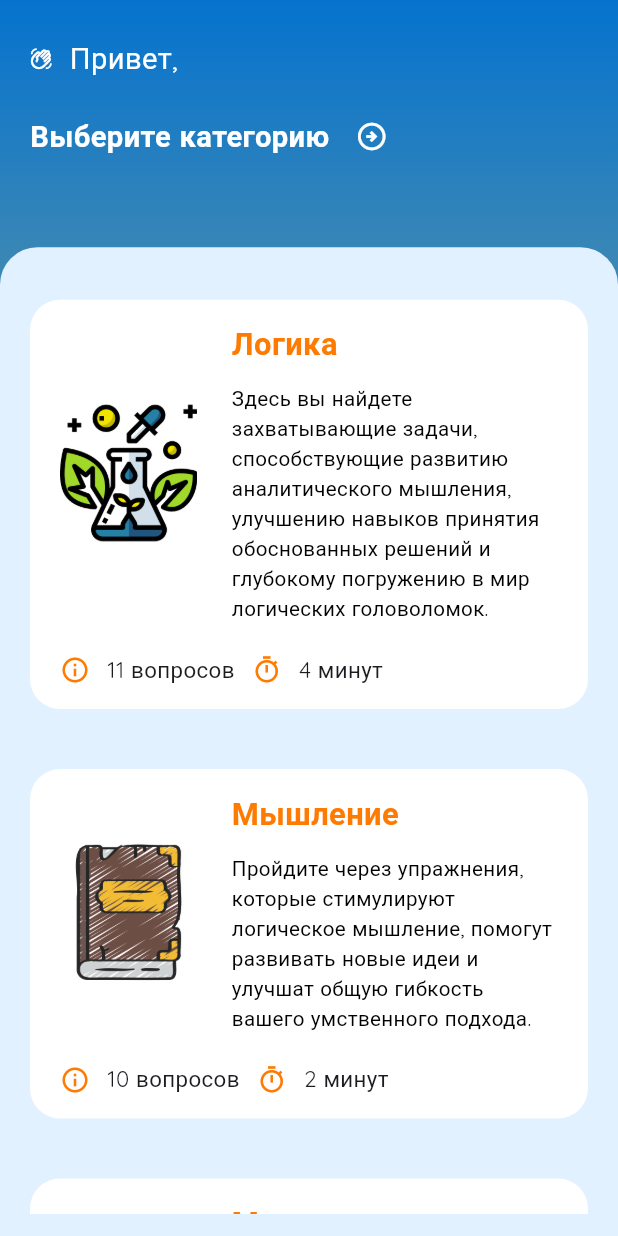
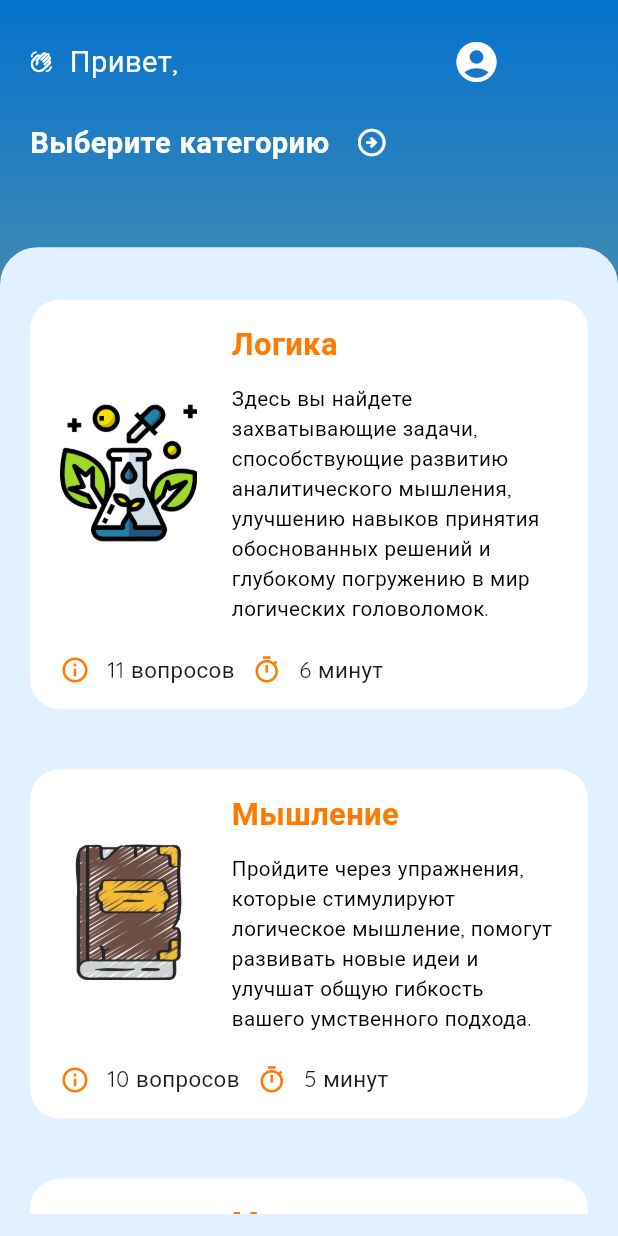
Before and after one commit to 1yuken/pis-project, a Flutter app: the CategoryScreen screen opened directly, on a phone screen of 412 x 824 dp. Run offline on Flutter 3.47's test engine with Material 3 defaults, Android fonts, the phone set to English and light mode, and no system bars; our stand-ins replace bloc, cloud_firestore, firebase_auth, firebase_core, flutter_bloc, flutter_screenutil and 3 more; missing offline and left inert: flutter_timer_countdown; accounts and stored records are empty.

Commit message:
done project

```diff
--- a/mindquiz/lib/global/global_data.dart
+++ b/mindquiz/lib/global/global_data.dart
@@ -199,7 +199,7 @@ List historyTest = [
     ]
   },
   {
-    "question": " Если каждая собака имеет хвост, и Белла - собака, то что можно утверждать о Белле?",
+    "question": "Если каждая собака имеет хвост, и Белла - собака, то что можно утверждать о Белле?",
     "answers": [
       {"ans": "У нее есть хвост", "score": 1},
       {"ans": "У нее нет хвоста", "score": 0},
@@ -238,7 +238,7 @@ List mathsTest = [
     ]
   },
   {
-    "question": " Если сторона квадрата равна 6, каков его периметр?",
+    "question": "Если сторона квадрата равна 6, каков его периметр?",
     "answers": [
       {"ans": "12", "score": 0},
       {"ans": "18", "score": 0},
--- a/mindquiz/lib/main.dart
+++ b/mindquiz/lib/main.dart
@@ -8,7 +8,6 @@ import 'package:flutter/material.dart';
 import 'package:flutter_bloc/flutter_bloc.dart';
 import 'package:flutter_screenutil/flutter_screenutil.dart';
 import 'package:flutter/services.dart';
-import 'package:mindquiz/screens/quiz_screen.dart';
 
 Future<void> main() async {
   WidgetsFlutterBinding.ensureInitialized();
--- a/mindquiz/lib/screens/category_screen.dart
+++ b/mindquiz/lib/screens/category_screen.dart
@@ -1,8 +1,10 @@
+import 'package:cloud_firestore/cloud_firestore.dart';
 import 'package:firebase_auth/firebase_auth.dart';
 import 'package:firebase_core/firebase_core.dart';
 import 'package:mindquiz/global/global_data.dart';
 import 'package:mindquiz/global/gradient_decoration.dart';
 import 'package:mindquiz/screens/login_screen.dart';
+import 'package:mindquiz/screens/profile_screen.dart';
 import 'package:mindquiz/shared/card_category.dart';
 import 'package:flutter/material.dart';
 import 'package:flutter_screenutil/flutter_screenutil.dart';
@@ -36,13 +38,48 @@ class CategoryScreen extends StatelessWidget {
                     SizedBox(
                       width: 10.w,
                     ),
-                    Text(
-                      'Привет, ${FirebaseAuth.instance.currentUser!.email.toString()}',
-                      style: GoogleFonts.quicksand(
-                        fontSize: 17.0.sp,
+                    FutureBuilder<String?>(
+                      future: getLogin(),
+                      builder: (context, snapshot) {
+                        if (snapshot.connectionState ==
+                            ConnectionState.waiting) {
+                          return Text(
+                            'Привет, Гость',
+                            style: GoogleFonts.quicksand(
+                              fontSize: 17.0.sp,
+                              color: Colors.white,
+                            ),
+                          );
+                        } else {
+                          String? login = snapshot.data;
+                          return Text(
+                            'Привет, ${login ?? 'Гость'}',
+                            style: GoogleFonts.quicksand(
+                              fontSize: 17.0.sp,
+                              color: Colors.white,
+                            ),
+                          );
+                        }
+                      },
+                    ),
+                    SizedBox(
+                      width: 155.w, // Здесь установите нужное вам расстояние
+                    ),
+                    GestureDetector(
+                      onTap: () async {
+                        Navigator.pushReplacement(
+                          context,
+                          MaterialPageRoute(
+                            builder: (context) => const ProfilePage(),
+                          ),
+                        );
+                      },
+                      child: Icon(
+                        Icons.account_circle,
                         color: Colors.white,
+                        size: 32,
                       ),
-                    ),
+                    )
                   ],
                 ),
                 SizedBox(
@@ -91,7 +128,7 @@ class CategoryScreen extends StatelessWidget {
                       brief:
                           "Здесь вы найдете захватывающие задачи, способствующие развитию аналитического мышления, улучшению навыков принятия обоснованных решений и глубокому погружению в мир логических головоломок.",
                       numOfQuestions: biologyTest.length,
-                      time: 4,
+                      time: 6,
                     ),
                     CardCategory(
                       images: "assets/images/history_badge.png",
@@ -99,7 +136,7 @@ class CategoryScreen extends StatelessWidget {
                       brief:
                           "Пройдите через упражнения, которые стимулируют логическое мышление, помогут развивать новые идеи и улучшат общую гибкость вашего умственного подхода.",
                       numOfQuestions: historyTest.length,
-                      time: 2,
+                      time: 5,
                     ),
                     CardCategory(
                       images: "assets/images/maths_badge.png",
@@ -107,7 +144,7 @@ class CategoryScreen extends StatelessWidget {
                       brief:
                           "Пройдите через упражнения, спроектированные для улучшения вашей математической гибкости и эффективности в решении различных задач.",
                       numOfQuestions: mathsTest.length,
-                      time: 1,
+                      time: 5,
                     ),
                   ],
                 ),
@@ -119,3 +156,23 @@ class CategoryScreen extends StatelessWidget {
     ));
   }
 }
+
+Future<String?> getLogin() async {
+  String? email = FirebaseAuth.instance.currentUser?.email;
+
+  if (email != null) {
+    DocumentSnapshot<Map<String, dynamic>> snapshot = await FirebaseFirestore
+        .instance
+        .collection(
+            'users') // Замените 'users' на ваш путь к коллекции пользователей
+        .doc(email)
+        .get();
+
+    // Проверяем, есть ли такой документ в базе данных
+    if (snapshot.exists) {
+      return snapshot.get('login');
+    }
+  }
+
+  return null; // Если что-то пошло не так или логин не найден
+}
--- a/mindquiz/lib/screens/login_screen.dart
+++ b/mindquiz/lib/screens/login_screen.dart
@@ -97,6 +97,7 @@ class _LoginScreenState extends State<LoginScreen> {
                         SizedBox(height: 20.h),
                         TextFormField(
                           controller: passwordController,
+                          obscureText: true,
                           validator: (value) {
                             if (value!.isEmpty) {
                               return 'Пароль не может быть пустым';
--- a/mindquiz/lib/shared/card_category.dart
+++ b/mindquiz/lib/shared/card_category.dart
@@ -1,8 +1,11 @@
+import 'package:cloud_firestore/cloud_firestore.dart';
 import 'package:mindquiz/global/global_data.dart';
 import 'package:mindquiz/screens/quiz_screen.dart';
 import 'package:flutter/material.dart';
 import 'package:flutter_screenutil/flutter_screenutil.dart';
 import 'package:google_fonts/google_fonts.dart';
+
+const List<String> categoryList = ['Логика', 'Мышление', 'Математика'];
 
 class CardCategory extends StatelessWidget {
   final String? images;
@@ -12,31 +15,50 @@ class CardCategory extends StatelessWidget {
   final int time;
 
   final Map<String, List<dynamic>> qlist = {
-    'Логика': biologyTest,
-    'Мышление': historyTest,
-    'Математика': mathsTest
+    categoryList[0]: biologyTest,
+    categoryList[1]: historyTest,
+    categoryList[2]: mathsTest
   };
 
   CardCategory(
-      {Key? key,
+      {super.key,
       this.images,
       required this.testName,
       this.brief,
       this.numOfQuestions,
-      required this.time})
-      : super(key: key);
+      required this.time});
 
   @override
   Widget build(BuildContext context) {
     return IntrinsicHeight(
       child: InkWell(
-        onTap: () {
+        onTap: () async {
+          String docName = switch (testName) {
+            'Логика' => 'logic',
+            'Мышление' => 'mind',
+            'Математика' => 'math',
+            _ => '',
+          };
+          //Map<String, dynamic> data;
+          List qList = await FirebaseFirestore.instance.collection('questions').doc(docName).get().then(
+            (value) async {
+              Map<String, dynamic> data = value.data() as Map<String, dynamic>;
+              Map<String, dynamic> answersData = data["questions"];
+              List answersList = [];
+              answersData.forEach((key, value) {
+                answersList.add({key: value});
+              });
+              return answersList;
+            }
+          );
+
+          // ignore: use_build_context_synchronously
           Navigator.push(
             context,
             MaterialPageRoute(
                 builder: (context) => QuizScreen(
                       test: testName,
-                      questionsList: qlist[testName] as List,
+                      questionsList: qList,
                       time: time,
                     )),
           );
```
Also changed, not shown: mindquiz/lib/screens/profile_screen.dart (added, +181 -0 lines), mindquiz/lib/screens/quiz_screen.dart (+10 -12 lines), mindquiz/lib/screens/reviews_screen.dart (+3 -10 lines).
